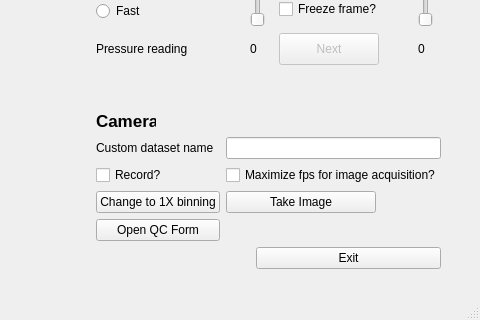
Old version of the form ulc_mm_package/QtGUI/dev_run.ui in the repository czbiohub-sf/ulc-malaria-scope; both pictures show x 906 to 1386 and y 535 to 855 of the 1386 by 855 pixel window.
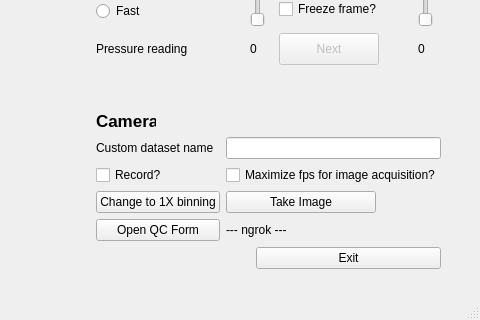
New version of the form. Custom widgets are drawn as their Qt base class.

What changed in the file:
```diff
--- a/ulc_mm_package/QtGUI/dev_run.ui
+++ b/ulc_mm_package/QtGUI/dev_run.ui
@@ -737,6 +737,19 @@
           </property>
          </widget>
         </item>
+        <item row="4" column="1">
+         <widget class="QLabel" name="lblngrok">
+          <property name="sizePolicy">
+           <sizepolicy hsizetype="Minimum" vsizetype="Preferred">
+            <horstretch>0</horstretch>
+            <verstretch>0</verstretch>
+           </sizepolicy>
+          </property>
+          <property name="text">
+           <string>--- ngrok ---</string>
+          </property>
+         </widget>
+        </item>
        </layout>
       </item>
       <item row="4" column="2">
```
